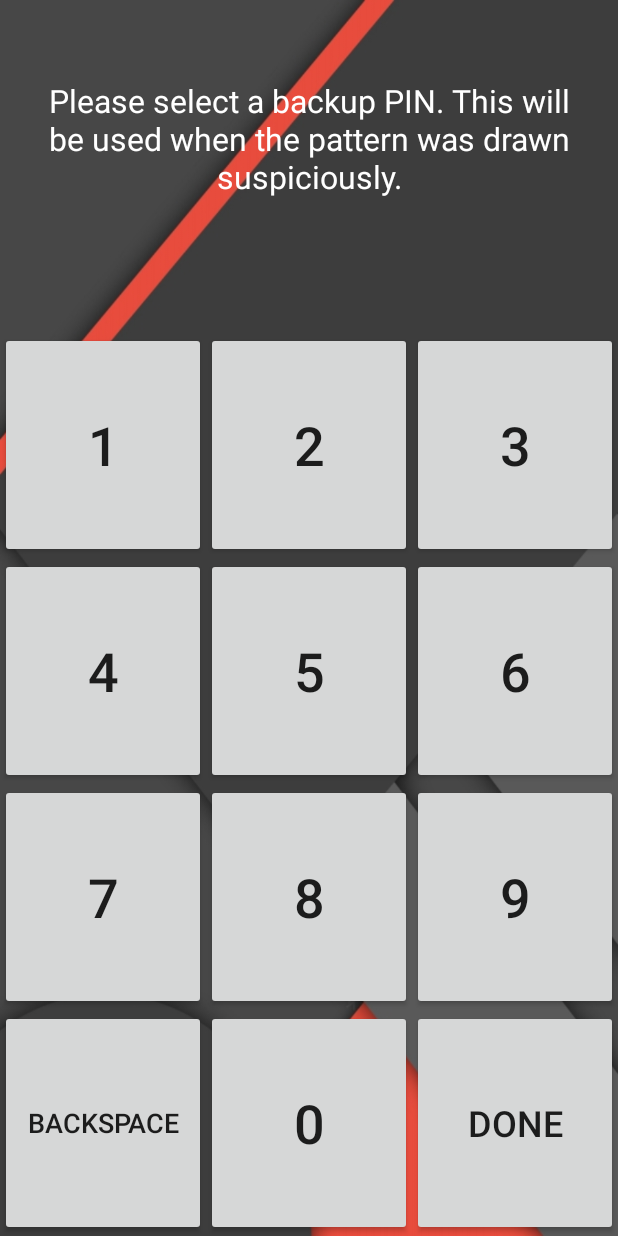
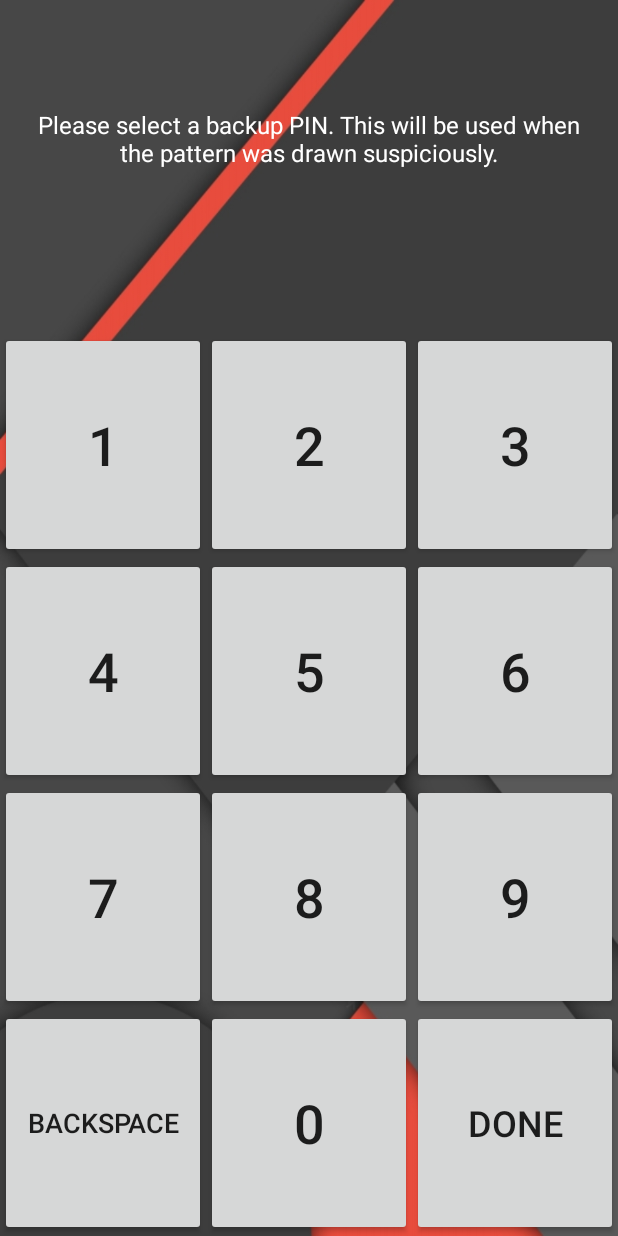
Before and after one commit to AlstonLin/TheLearningLock, an Android app: the fragment PINSetupFragment placed in its activity, on a phone screen of 412 x 824 dp. Run offline under Robolectric (Android 15) with nearby library versions, the phone set to English and light mode, and no system bars.

Commit message:
Changed background for notifications to increase visibility

```diff
--- a/app/src/main/java/io/alstonlin/thelearninglock/lockscreen/LockScreenNotificationsAdapter.java
+++ b/app/src/main/java/io/alstonlin/thelearninglock/lockscreen/LockScreenNotificationsAdapter.java
@@ -2,9 +2,11 @@ package io.alstonlin.thelearninglock.lockscreen;
 
 import android.app.Notification;
 import android.content.Context;
+import android.graphics.Color;
 import android.view.View;
 import android.view.ViewGroup;
 import android.widget.ArrayAdapter;
+import android.widget.TextView;
 
 import java.util.ArrayList;
 
@@ -32,6 +34,7 @@ public class LockScreenNotificationsAdapter extends ArrayAdapter<Notification>{
     public View getView(int i, View convertView, ViewGroup parent) {
         final Notification notification = getItem(i);
         View view = notification.contentView.apply(context, parent);
+        view.setBackgroundColor(Color.WHITE);
         // TODO: Add a possibility to swiper to delete it?
         // Maybe use https://github.com/hudomju/android-swipe-to-dismiss-undo
         view.setOnClickListener(new View.OnClickListener() {
--- a/app/src/main/res/layout/layout_pin.xml
+++ b/app/src/main/res/layout/layout_pin.xml
@@ -17,7 +17,7 @@
         android:id="@+id/pin_view_title"
         android:layout_gravity="center_horizontal|top"
         android:gravity="center"
-        android:textSize="21sp"
+        android:textSize="16sp"
         android:paddingLeft="15dp"
         android:paddingRight="15dp"/>
     <TextView
```
